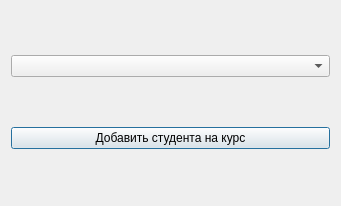
Above: addstudkyrs.ui from Lordick222/BdVyz before the change. Below: the same form after it.
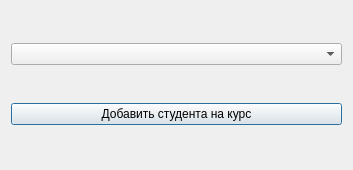
That is the form after the change.

What changed in the file:
```diff
--- a/addstudkyrs.ui
+++ b/addstudkyrs.ui
@@ -6,8 +6,8 @@
    <rect>
     <x>0</x>
     <y>0</y>
-    <width>341</width>
-    <height>206</height>
+    <width>353</width>
+    <height>170</height>
    </rect>
   </property>
   <property name="windowTitle">
```
